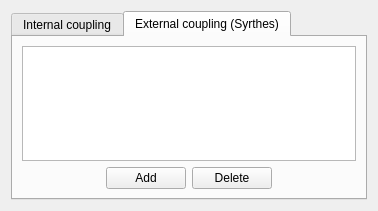
Qt form gui/Pages/ConjugateHeatTransferForm.ui (code-saturne/code_saturne) before a commit.
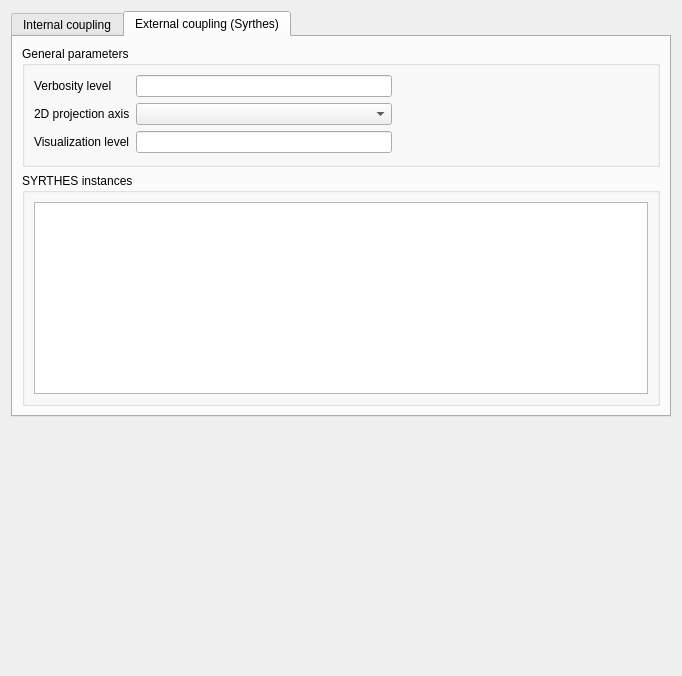
The same form after that commit. The open tabs and pages were chosen to show the change.

```diff
--- a/gui/Pages/ConjugateHeatTransferForm.ui
+++ b/gui/Pages/ConjugateHeatTransferForm.ui
@@ -6,8 +6,8 @@
    <rect>
     <x>0</x>
     <y>0</y>
-    <width>378</width>
-    <height>211</height>
+    <width>682</width>
+    <height>676</height>
    </rect>
   </property>
   <property name="windowTitle">
@@ -39,65 +39,126 @@
       </attribute>
       <layout class="QVBoxLayout" name="verticalLayout_3">
        <item>
-        <widget class="QTableView" name="tableViewSyrthes">
-         <property name="toolTip">
-          <string>&lt;html&gt;&lt;head/&gt;&lt;body&gt;&lt;p&gt;&lt;br/&gt;&lt;/p&gt;&lt;/body&gt;&lt;/html&gt;</string>
+        <widget class="QGroupBox" name="groupBoxSyrthesGeneral">
+         <property name="sizePolicy">
+          <sizepolicy hsizetype="Preferred" vsizetype="MinimumExpanding">
+           <horstretch>0</horstretch>
+           <verstretch>0</verstretch>
+          </sizepolicy>
          </property>
-        </widget>
-       </item>
-       <item>
-        <layout class="QHBoxLayout" name="horizontalLayout_2">
-         <item>
+         <property name="title">
+          <string>General parameters</string>
+         </property>
+         <layout class="QGridLayout" name="gridLayout">
+          <item row="0" column="0">
+           <widget class="QLabel" name="label">
+            <property name="sizePolicy">
+             <sizepolicy hsizetype="Maximum" vsizetype="Preferred">
+              <horstretch>0</horstretch>
+              <verstretch>0</verstretch>
+             </sizepolicy>
+            </property>
+            <property name="text">
+             <string>Verbosity level</string>
+            </property>
+           </widget>
+          </item>
+          <item row="0" column="1">
+           <widget class="QLineEdit" name="lineEditVerbosity"/>
+          </item>
+          <item row="1" column="0">
+           <widget class="QLabel" name="label_2">
+            <property name="sizePolicy">
+             <sizepolicy hsizetype="Maximum" vsizetype="Preferred">
+              <horstretch>0</horstretch>
+              <verstretch>0</verstretch>
+             </sizepolicy>
+            </property>
+            <property name="text">
+             <string>2D projection axis</string>
+            </property>
+           </widget>
+          </item>
+          <item row="1" column="1">
+           <widget class="QComboBox" name="comboBoxProjectionAxis"/>
+          </item>
+          <item row="1" column="2">
           <spacer name="horizontalSpacer_2">
            <property name="orientation">
             <enum>Qt::Horizontal</enum>
            </property>
            <property name="sizeHint" stdset="0">
             <size>
+              <width>227</width>
+              <height>20</height>
+             </size>
+            </property>
+           </spacer>
+          </item>
+          <item row="2" column="0">
+           <widget class="QLabel" name="label_3">
+            <property name="sizePolicy">
+             <sizepolicy hsizetype="Maximum" vsizetype="Preferred">
+              <horstretch>0</horstretch>
+              <verstretch>0</verstretch>
+             </sizepolicy>
+            </property>
+            <property name="text">
+             <string>Visualization level</string>
+            </property>
+            <property name="scaledContents">
+             <bool>false</bool>
+            </property>
+           </widget>
+          </item>
+          <item row="2" column="1">
+           <widget class="QLineEdit" name="lineEditVisualization"/>
+          </item>
+          <item row="0" column="2">
+           <spacer name="horizontalSpacer">
+            <property name="orientation">
+             <enum>Qt::Horizontal</enum>
+            </property>
+            <property name="sizeHint" stdset="0">
+             <size>
              <width>40</width>
              <height>20</height>
             </size>
            </property>
           </spacer>
          </item>
-         <item>
-          <layout class="QHBoxLayout" name="horizontalLayout">
-           <item>
-            <widget class="QPushButton" name="pushButtonAdd">
-             <property name="toolTip">
-              <string>&lt;html&gt;&lt;head/&gt;&lt;body&gt;&lt;p&gt;&lt;span style=&quot; font-size:9pt;&quot;&gt;Add a conjugate heat transfer.&lt;/span&gt;&lt;/p&gt;&lt;/body&gt;&lt;/html&gt;</string>
-             </property>
-             <property name="text">
-              <string>Add</string>
-             </property>
-            </widget>
-           </item>
-           <item>
-            <widget class="QPushButton" name="pushButtonDelete">
-             <property name="toolTip">
-              <string>&lt;html&gt;&lt;head/&gt;&lt;body&gt;&lt;p&gt;&lt;span style=&quot; font-size:9pt;&quot;&gt;Remove the last added conjugate heat transfer.&lt;/span&gt;&lt;/p&gt;&lt;/body&gt;&lt;/html&gt;</string>
-             </property>
-             <property name="text">
-              <string>Delete</string>
-             </property>
-            </widget>
-           </item>
-          </layout>
-         </item>
-         <item>
+          <item row="2" column="2">
           <spacer name="horizontalSpacer_3">
            <property name="orientation">
             <enum>Qt::Horizontal</enum>
            </property>
            <property name="sizeHint" stdset="0">
             <size>
-             <width>40</width>
+              <width>141</width>
              <height>20</height>
             </size>
            </property>
           </spacer>
          </item>
         </layout>
+        </widget>
+       </item>
+       <item>
+        <widget class="QGroupBox" name="groupBoxSyrthesInstances">
+         <property name="title">
+          <string>SYRTHES instances</string>
+         </property>
+         <layout class="QGridLayout" name="gridLayout_2">
+          <item row="0" column="0">
+           <widget class="QTableView" name="tableViewSyrthes">
+            <property name="toolTip">
+             <string>&lt;html&gt;&lt;head/&gt;&lt;body&gt;&lt;p&gt;&lt;br/&gt;&lt;/p&gt;&lt;/body&gt;&lt;/html&gt;
+             </string>
+            </property>
+           </widget>
+          </item>
+         </layout>
+        </widget>
        </item>
       </layout>
      </widget>
```
Left out of the diff: 15 changed lines with no effect on the pictures. Lines whose indentation alone changed are shown as unchanged.
